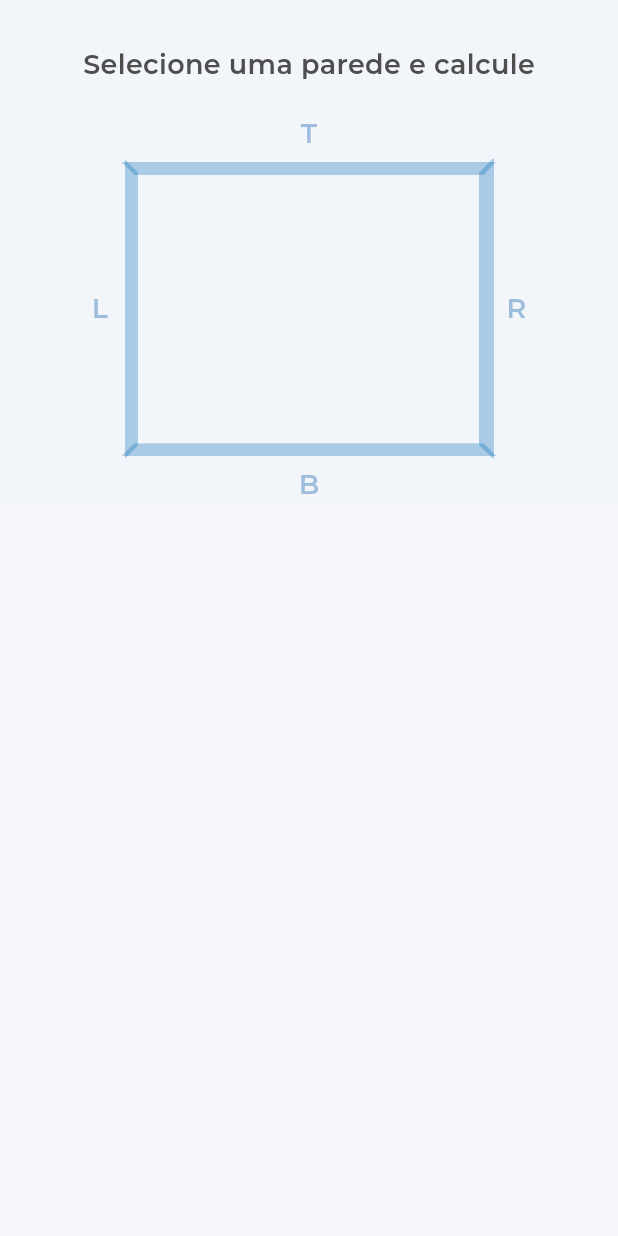
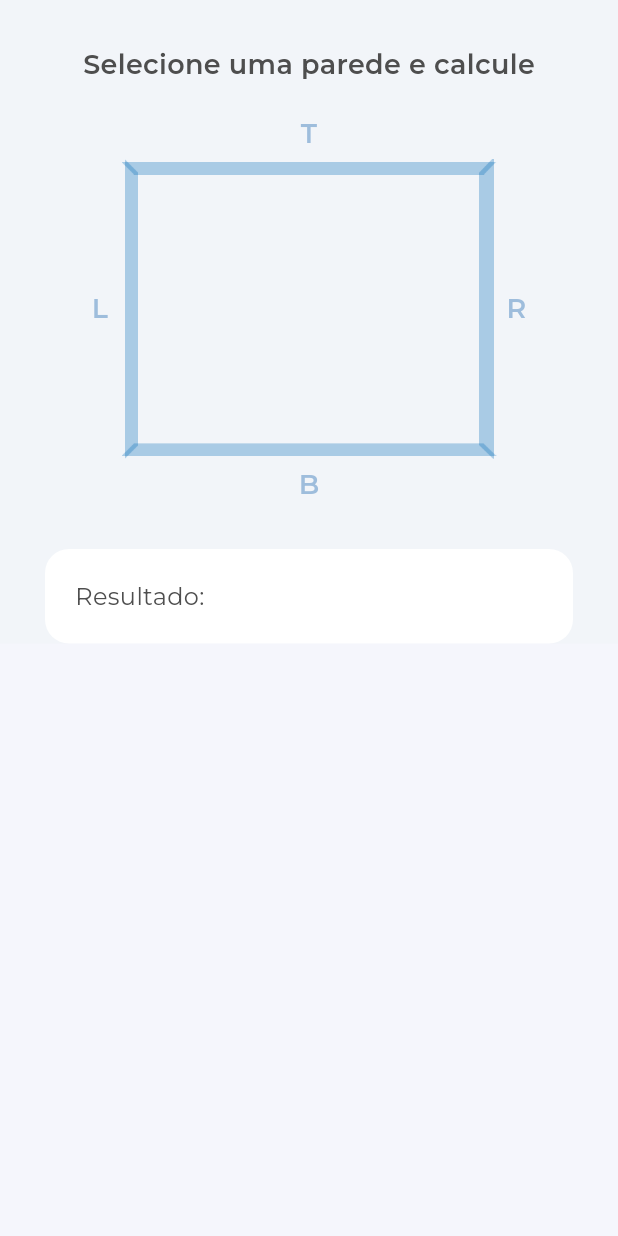
Before and after one commit to alexandrepxl/tintas-e-pintura, a Flutter app: the HomeView screen opened by its route, on a phone screen of 412 x 824 dp. Run offline on Flutter 3.47's test engine with Material 2 defaults, Android fonts, the phone set to English and light mode, and no system bars; our stand-ins replace animated_bottom_navigation_bar, get, google_fonts, hive, logger; accounts and stored records are empty.

Commit message:
Add regra para selecionar as paredes

```diff
--- a/lib/app/data/models/measurement.dart
+++ b/lib/app/data/models/measurement.dart
@@ -1,13 +1,13 @@
 class Measurement{
   String wall;
-  double totalPaintableArea;
+  double litersOfPaint;
   double wallWidth;
   double wallHeight;
   int windowQuantity;
   int doorQuantity;
 
   Measurement({
-    required this.totalPaintableArea,
+    required this.litersOfPaint,
     required this.wall,
     required this.doorQuantity,
     required this.wallHeight,
--- /dev/null
+++ b/lib/app/data/models/painted_area.dart
@@ -0,0 +1,6 @@
+class PaintedArea {
+  double wall;
+  double windowsPortal;
+  double litersOfPaint;
+  PaintedArea({required this.wall, required this.windowsPortal, required this.litersOfPaint});
+}
--- a/lib/app/ui/home/home_view.dart
+++ b/lib/app/ui/home/home_view.dart
@@ -147,7 +147,10 @@ class HomeView extends StatelessWidget {
                                             textStyle: TextStyle(
                                                 fontSize: 18.0,
                                                 color:
-                                                    vm.wallActive.value == "l"
+                                                    vm.wallActive.value == "l" || vm
+                                                        .bindingPaints('l')
+                                                        .value
+                                                        .isNotEmpty
                                                         ? const Color.fromRGBO(
                                                             33, 105, 177, 1.0)
                                                         : const Color.fromRGBO(
@@ -156,10 +159,7 @@ class HomeView extends StatelessWidget {
                                           ),
                                         ),
                                         const SizedBox(width: 26.0),
-                                        if (vm
-                                            .bindingPaints('l')
-                                            .value
-                                            .isNotEmpty)
+                                        if (vm.bindingPaints('l').value.isNotEmpty)
                                           Text(
                                             vm.bindingPaints('l').value,
                                             style: GoogleFonts.montserrat(
@@ -195,7 +195,10 @@ class HomeView extends StatelessWidget {
                                             textStyle: TextStyle(
                                                 fontSize: 18.0,
                                                 color:
-                                                    vm.wallActive.value == "r"
+                                                    vm.wallActive.value == "r" || vm
+                                                        .bindingPaints('r')
+                                                        .value
+                                                        .isNotEmpty
                                                         ? const Color.fromRGBO(
                                                             33, 105, 177, 1.0)
                                                         : const Color.fromRGBO(
@@ -222,7 +225,10 @@ class HomeView extends StatelessWidget {
                                             textStyle: TextStyle(
                                                 fontSize: 18.0,
                                                 color:
-                                                    vm.wallActive.value == "t"
+                                                    vm.wallActive.value == "t" || vm
+                                                        .bindingPaints('t')
+                                                        .value
+                                                        .isNotEmpty
                                                         ? const Color.fromRGBO(
                                                             33, 105, 177, 1.0)
                                                         : const Color.fromRGBO(
@@ -270,7 +276,10 @@ class HomeView extends StatelessWidget {
                                             textStyle: TextStyle(
                                                 fontSize: 18.0,
                                                 color:
-                                                    vm.wallActive.value == "b"
+                                                    vm.wallActive.value == "b" || vm
+                                                        .bindingPaints('b')
+                                                        .value
+                                                        .isNotEmpty
                                                         ? const Color.fromRGBO(
                                                             33, 105, 177, 1.0)
                                                         : const Color.fromRGBO(
@@ -288,37 +297,36 @@ class HomeView extends StatelessWidget {
                         : const SizedBox(),
                   ),
                   Obx(
-                    () => vm.wallActive.value.isNotEmpty
-                        ? vm.measurementList.length < 4
-                            ? InputWallSize(
-                                vm.insertValues, vm.wallActive.value)
-                            : Container(
+                    () => vm.showWidgetInputData.value ? InputWallSize(
+                                vm.insertValues, vm.wallActive.value) : const SizedBox(),
+                  ),
+
+                  Obx(() => !vm.showWidgetInputData.value ?
+                  Container(
+                    width: double.infinity,
                     padding: const EdgeInsets.all(20.0),
+                    margin: const EdgeInsets.only(left: 30.0, top: 30.0 ,right: 30.0),
                     decoration: BoxDecoration(
-                                  color:
-                                      const Color.fromRGBO(139, 139, 139, 0.5),
                       borderRadius: BorderRadius.circular(16.0),
+                      color: const Color.fromRGBO(255,255,255,1.0)
                     ),
                     child: Column(
+                      crossAxisAlignment: CrossAxisAlignment.start,
                       children: [
-                                    Text(
-                                      "Alexandre Borges de Melo",
-                                      style: GoogleFonts.montserrat(
+                        Text("Resultado:", style: GoogleFonts.montserrat(
                           textStyle: const TextStyle(
-                                          fontSize: 13.0,
-                                          color:
-                                              Color.fromRGBO(78, 78, 78, 1.0),
-                                        ),
-                                      ),
-                                    ),
+                            fontSize: 16.0,
+                            color: Color.fromRGBO(78,78,78,1.0)
+                          )
+                        ),)
+
                       ],
                     ),
+                  ) :const  SizedBox(),
                   )
-                        : const SizedBox(),
-                  ),
+
                 ],
               ),
-
             ),
           ),
         );
--- a/lib/app/ui/home/home_view_model.dart
+++ b/lib/app/ui/home/home_view_model.dart
@@ -1,26 +1,22 @@
-import 'dart:ffi';
-
 import 'package:flutter/material.dart';
 import 'package:get/get.dart';
 import 'package:tintasepintura/app/data/models/measurement.dart';
 import 'package:tintasepintura/app/ui/home/widgets/dialog_message_error.dart';
 import 'package:tintasepintura/core/utils/app_utils.dart';
-import 'package:tintasepintura/core/values/constants.dart';
+
 
 class HomeViewModel extends GetxController with AppUtils{
 
   List<Measurement> measurementList = [];
-
-  double totalPaintableArea = 0.0;
-  double wallWidth = 0.0;
-  double wallHeight = 0.0;
-  int windowQuantity = 0;
-  int doorQuantity = 0;
+  RxBool showWidgetInputData = false.obs;
 
 
   RxString  wallActive = "".obs;
   selectingWall(String wall){
-    wallActive.value = wall;
+    if(bindingPaints(wall).value.isEmpty) {
+      wallActive.value = wall;
+      showWidgetInputData.value = true;
+    }
   }
 
   cancel(){
@@ -36,11 +32,14 @@ class HomeViewModel extends GetxController with AppUtils{
         showDialogError(errors);
         return;
       }
+      obj.litersOfPaint = calculateLitersOfPaint(obj.wallWidth, obj.wallHeight, obj.windowQuantity, obj.doorQuantity).litersOfPaint;
       measurementList.add(obj);
       for(final item in measurementList){
         print("----------------------------");
-        print( "totalPaintableArea: ${item.totalPaintableArea} \nwall: ${item.wall} \ndoorQuantity: ${item.doorQuantity} \nwallHeight: ${item.wallHeight} \nwallWidth: ${item.wallWidth} \nwindowQuantity: ${item.windowQuantity}");
+        print( "totalPaintableArea: ${item.litersOfPaint} \nwall: ${item.wall} \ndoorQuantity: ${item.doorQuantity} \nwallHeight: ${item.wallHeight} \nwallWidth: ${item.wallWidth} \nwindowQuantity: ${item.windowQuantity}");
       }
+      showWidgetInputData.value = false;
+
     }catch(e){
       loggerError(message: e);
     }finally{
@@ -52,7 +51,7 @@ class HomeViewModel extends GetxController with AppUtils{
 
   RxString bindingPaints(String value){
     final data = measurementList.where((e) => e.wall == value).toList();
-    return data.isNotEmpty ? data.single.windowQuantity.toString().obs : "".obs;
+    return data.isNotEmpty ? "${data.single.litersOfPaint}L".obs : "".obs;
   }
 
 
--- a/lib/app/ui/home/widgets/dialog_message_error.dart
+++ b/lib/app/ui/home/widgets/dialog_message_error.dart
@@ -80,9 +80,7 @@ class DialogMessageError extends StatelessWidget {
                         ),
                       ),
                     ],
-                  )
-
-
+                  ),
                 )
               ],
             ),
--- a/lib/app/ui/home/widgets/input_wall_size.dart
+++ b/lib/app/ui/home/widgets/input_wall_size.dart
@@ -37,7 +37,7 @@ class _InputWallSizeState extends State<InputWallSize> {
 
   submit() {
     final obj = Measurement(
-        totalPaintableArea: 0,
+        litersOfPaint: 0,
         wall: widget.wall,
         doorQuantity: doorQuantity,
         wallHeight: wallHeight,
```
Also changed, not shown: lib/core/utils/app_utils.dart (+16 -10 lines). Lines whose indentation alone changed are shown as unchanged.
